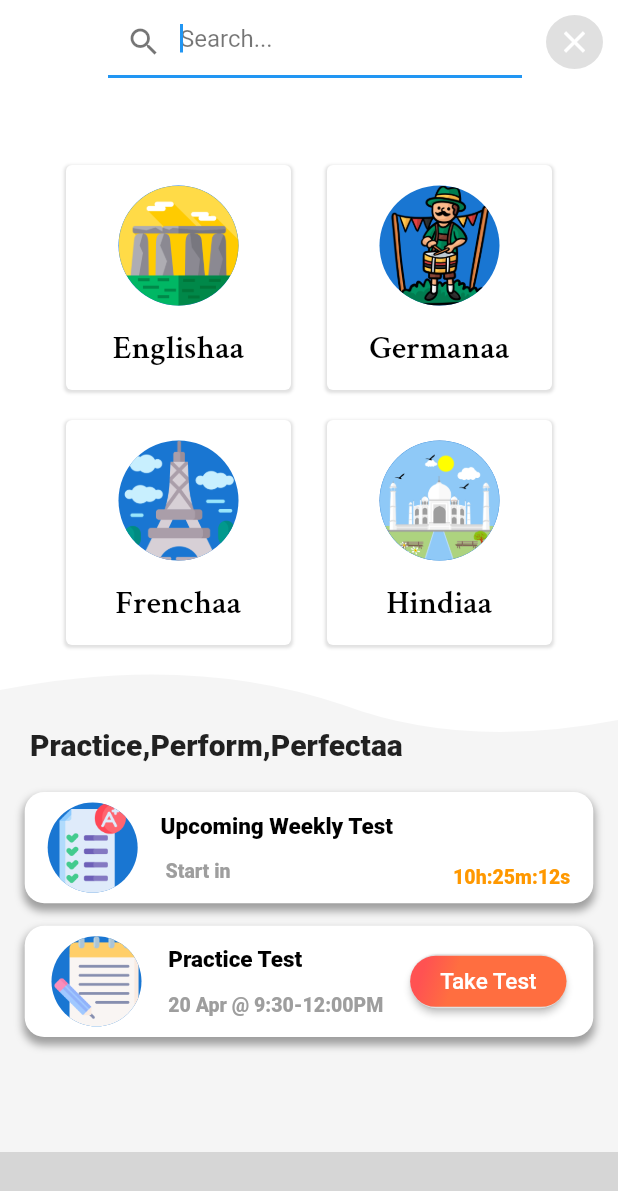
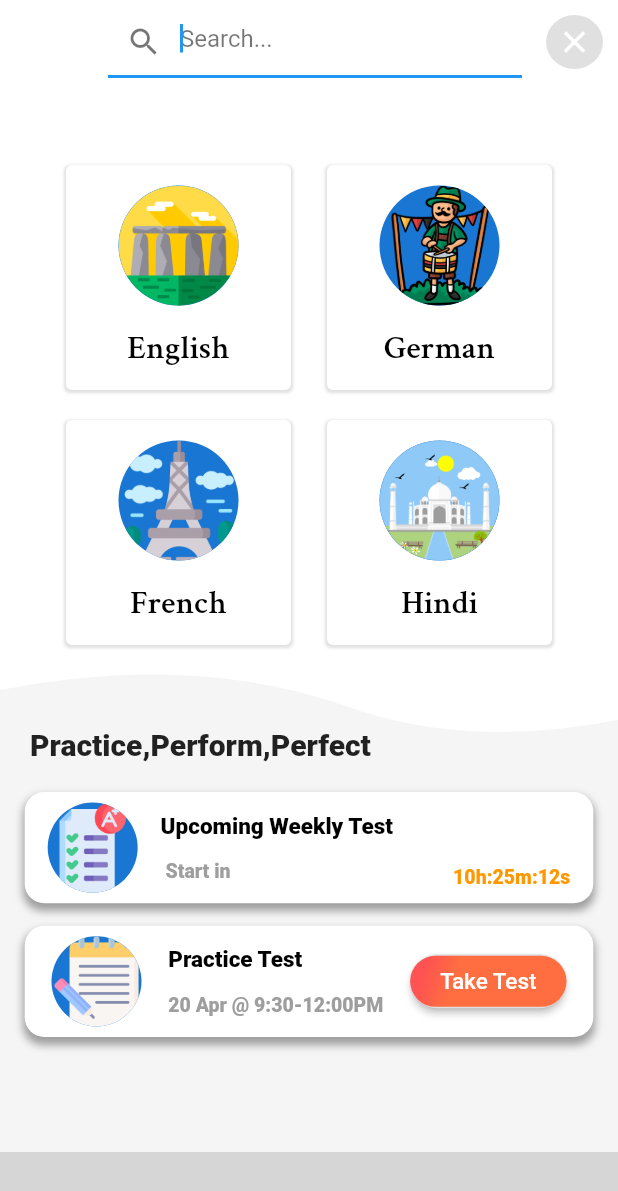
Before and after one commit to antodasns/lingolab, a Flutter app: the Dashboard screen opened by its route, after a tap on the "search" icon, on a phone screen of 412 x 824 dp. Shown: the top 1191 px of the screen. Run offline on Flutter 3.47's test engine with Material 2 defaults, Android fonts, the phone set to English and light mode, and no system bars; our stand-ins replace flutter_custom_clippers, google_fonts, gradient_app_bar, intl_phone_number_input, percent_indicator, pin_code_fields; missing offline and left inert: ff_navigation_bar; grey boxes are pictures that could not be loaded.

Commit message:
8/25/2020-11:30am

```diff
--- a/lib/screens/dashboard.dart
+++ b/lib/screens/dashboard.dart
@@ -58,8 +58,8 @@ class _DashboardState extends State<Dashboard> {
                           child: Row(
                             mainAxisAlignment: MainAxisAlignment.spaceEvenly,
                             children: <Widget>[
-                              SubjectList(imglocation:"assets/logo/english.png",subjectname:"Englishaa"),
-                              SubjectList(imglocation:"assets/logo/german.png",subjectname:"Germanaa"),
+                              SubjectList(imglocation:"assets/logo/english.png",subjectname:"English"),
+                              SubjectList(imglocation:"assets/logo/german.png",subjectname:"German"),
                             ],
                           ),
                         ),
@@ -68,8 +68,8 @@ class _DashboardState extends State<Dashboard> {
                           child: Row(
                             mainAxisAlignment: MainAxisAlignment.spaceEvenly,
                             children: <Widget>[
-                              SubjectList(imglocation:"assets/logo/french.png",subjectname:"Frenchaa"),
-                              SubjectList(imglocation:"assets/logo/hindi.png",subjectname:"Hindiaa"),
+                              SubjectList(imglocation:"assets/logo/french.png",subjectname:"French"),
+                              SubjectList(imglocation:"assets/logo/hindi.png",subjectname:"Hindi"),
                             ],
                           ),
                         ),
@@ -79,7 +79,7 @@ class _DashboardState extends State<Dashboard> {
                         Container(
                           padding: EdgeInsets.fromLTRB(20,55,20,20),
                           alignment: Alignment.topLeft,
-                          child: Text('Practice,Perform,Perfectaa',style: TextStyle(
+                          child: Text('Practice,Perform,Perfect',style: TextStyle(
                             fontSize: 20,
                             fontWeight: FontWeight.w800,
                           ),
```
